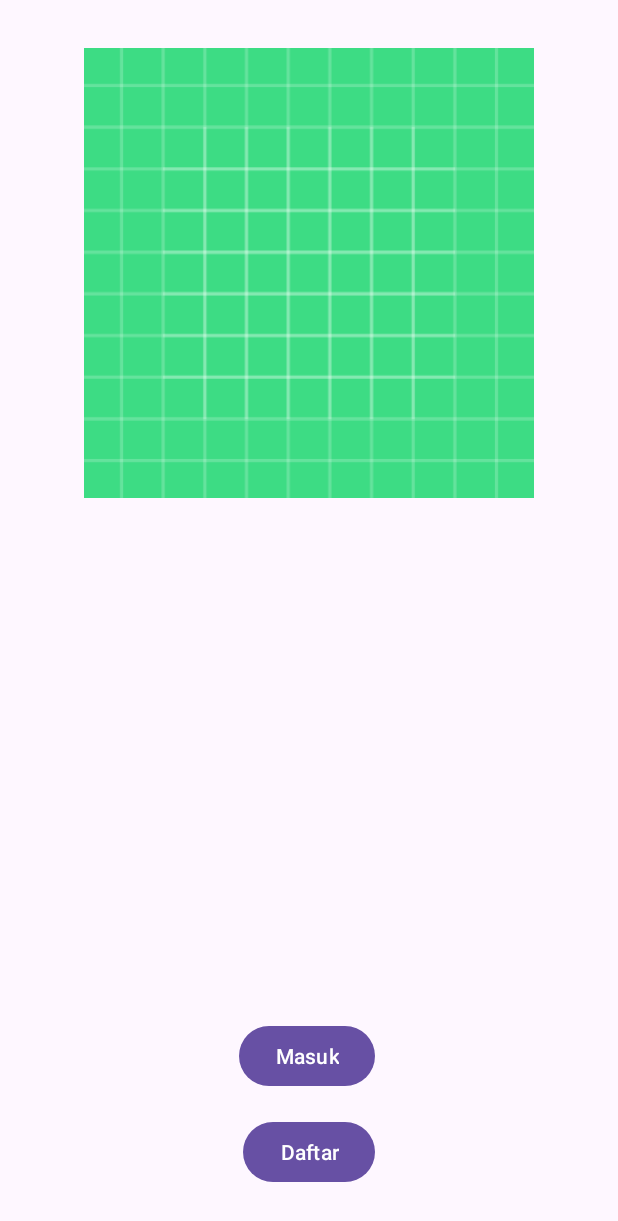
After one commit to C241-PS316/Wishata-App, an Android app: the layout activity_welcome.xml on its own in the app's theme, with its tools: preview values and no code run, on a phone screen of 412 x 824 dp. The commit adds this screen. Shown: the top 1221 px of the screen. Run offline under Robolectric (Android 15) with nearby library versions, the phone set to English and light mode, and no system bars.

Commit message:
making change in package: new package in view -> view -> main and auth, adding new welcoming activity and editing it layout.

```diff
--- a/app/src/main/AndroidManifest.xml
+++ b/app/src/main/AndroidManifest.xml
@@ -13,7 +13,10 @@
         android:theme="@style/Theme.Wishata"
         tools:targetApi="31">
         <activity
-            android:name=".MainActivity"
+            android:name=".view.authentication.login.WelcomeActivity"
+            android:exported="false" />
+        <activity
+            android:name=".view.main.MainActivity"
             android:exported="true">
             <intent-filter>
                 <action android:name="android.intent.action.MAIN" />
--- a/app/src/main/res/layout/activity_main.xml
+++ b/app/src/main/res/layout/activity_main.xml
@@ -5,7 +5,7 @@
     android:id="@+id/main"
     android:layout_width="match_parent"
     android:layout_height="match_parent"
-    tools:context=".MainActivity">
+    tools:context=".view.main.MainActivity">
 
     <TextView
         android:layout_width="wrap_content"
--- /dev/null
+++ b/app/src/main/res/layout/activity_welcome.xml
@@ -0,0 +1,41 @@
+<?xml version="1.0" encoding="utf-8"?>
+<androidx.constraintlayout.widget.ConstraintLayout xmlns:android="http://schemas.android.com/apk/res/android"
+    xmlns:app="http://schemas.android.com/apk/res-auto"
+    xmlns:tools="http://schemas.android.com/tools"
+    android:id="@+id/main"
+    android:layout_width="match_parent"
+    android:layout_height="match_parent"
+    tools:context=".view.authentication.login.WelcomeActivity">
+
+    <ImageView
+        android:id="@+id/imageView"
+        android:layout_width="300dp"
+        android:layout_height="300dp"
+        android:layout_marginTop="32dp"
+        android:src="@drawable/ic_launcher_background"
+        app:layout_constraintEnd_toEndOf="parent"
+        app:layout_constraintStart_toStartOf="parent"
+        app:layout_constraintTop_toTopOf="parent" />
+
+    <com.google.android.material.button.MaterialButton
+        android:id="@+id/materialButton"
+        android:layout_width="wrap_content"
+        android:layout_height="wrap_content"
+        android:layout_marginBottom="32dp"
+        android:text="Daftar"
+        app:layout_constraintBottom_toBottomOf="parent"
+        app:layout_constraintEnd_toEndOf="parent"
+        app:layout_constraintStart_toStartOf="parent" />
+
+    <com.google.android.material.button.MaterialButton
+        android:layout_width="wrap_content"
+        android:layout_height="wrap_content"
+        android:layout_marginBottom="16dp"
+        android:text="Masuk"
+        app:layout_constraintBottom_toTopOf="@+id/materialButton"
+        app:layout_constraintEnd_toEndOf="parent"
+        app:layout_constraintHorizontal_bias="0.496"
+        app:layout_constraintStart_toStartOf="parent" />
+
+
+</androidx.constraintlayout.widget.ConstraintLayout>
```
Also changed, not shown: app/src/main/java/com/capstone/wishata/view/authentication/login/WelcomeActivity.kt (renamed from app/src/main/java/com/capstone/wishata/MainActivity.kt, +4 -6 lines), app/src/main/java/com/capstone/wishata/view/main/MainActivity.kt (added, +24 -0 lines).
